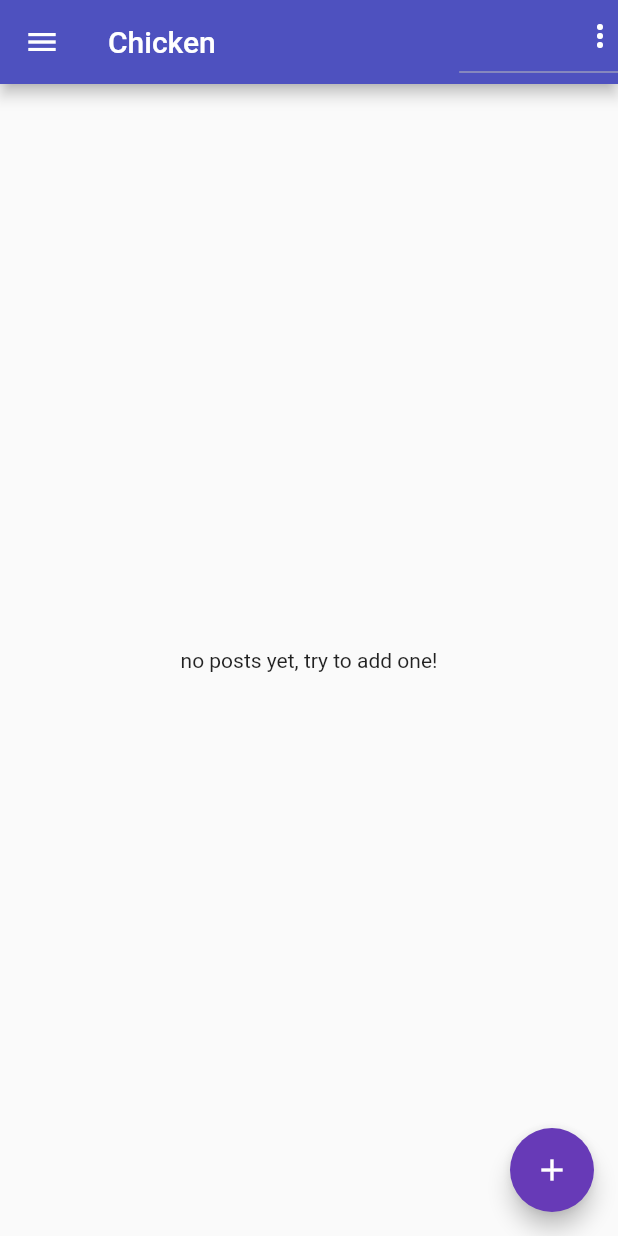
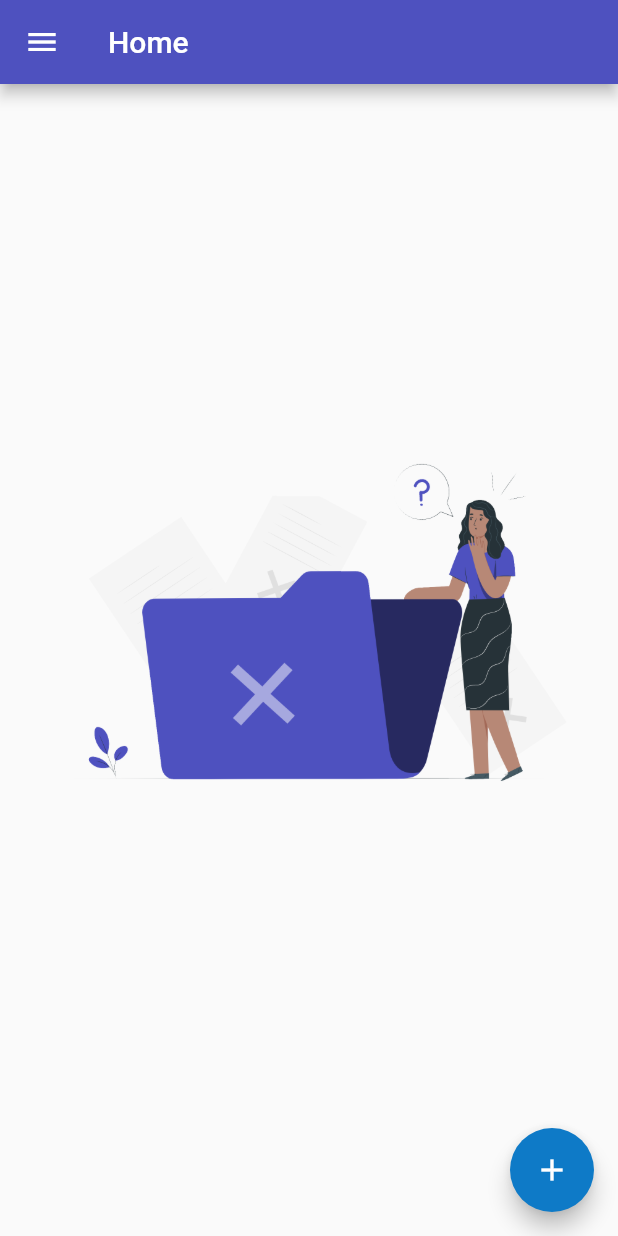
Before and after one commit to yassine-bennkhay/flutter_firebase, a Flutter app: the screen it shows once a user with an empty profile is signed in, in the side drawer, after a tap on the "add" icon, on a phone screen of 412 x 824 dp. Run offline on Flutter 3.47's test engine with Material 2 defaults, Android fonts, the phone set to English and light mode, and no system bars; our stand-ins replace cloud_firestore, firebase_auth, firebase_core, firebase_storage, flutter_neumorphic, font_awesome_flutter and 2 more; missing offline and left inert: geocoder; accounts and stored records are empty.

Commit message:
some changes

```diff
--- a/lib/main.dart
+++ b/lib/main.dart
@@ -1,8 +1,5 @@
-import 'package:chicken/screens/edit_post.dart';
-import 'package:chicken/screens/new_post.dart';
-import 'package:chicken/widgets/user_post_widget.dart';
-import 'package:chicken/widgets/user_posts.dart';
-
+import '../screens/edit_post.dart';
+import '../screens/new_post.dart';
 import '../screens/auth_screen.dart';
 import 'package:firebase_core/firebase_core.dart';
 import 'package:firebase_auth/firebase_auth.dart';
@@ -39,25 +36,23 @@ var docList;
       debugShowCheckedModeBanner: false,
       title: 'FlutterChat',
       theme: ThemeData(
+          inputDecorationTheme: const InputDecorationTheme(
+            labelStyle: TextStyle(color: Colors.white),
+            hintStyle: TextStyle(color: Colors.white),
+          ),
         primarySwatch: kPrimaryColor,
-        backgroundColor: Colors.pink,
-        accentColor: Colors.deepPurple,
-        accentColorBrightness: Brightness.dark,
-        buttonTheme: ButtonTheme.of(context).copyWith(
-          buttonColor: Colors.pink,
-          textTheme:ButtonTextTheme.primary,
-        )
+
       ),
       home: StreamBuilder(stream: FirebaseAuth.instance.authStateChanges(),builder: (ctx,userSnapshot){
         if(userSnapshot.hasData){
-          return sellerScreen(docsRef);
+          return SellerScreen(docsRef);
         }
         return AuthScreen();
       },),
       routes: {
         EditPost.routeName:(context)=>EditPost(documentId,docList),
         NewPost.routeName:(context)=>NewPost(),
-        sellerScreen.routeName:(context)=>sellerScreen(documentId),
+        SellerScreen.routeName:(context)=>SellerScreen(documentId),
       },
     );
   }
--- a/lib/screens/auth_screen.dart
+++ b/lib/screens/auth_screen.dart
@@ -87,9 +87,15 @@ class _AuthScreenState extends State<AuthScreen> {
 
   @override
   Widget build(BuildContext context) {
-    return Scaffold(
-      backgroundColor: Theme.of(context).primaryColor,
-      body: AuthForm(_submitAuthForm, _isLoading, pic),
+    return Container(
+      decoration: BoxDecoration(
+          image: DecorationImage(
+              image: AssetImage("images/bg.png"), fit: BoxFit.cover)),
+      child: Scaffold(
+
+        backgroundColor: Colors.transparent,
+        body: AuthForm(_submitAuthForm, _isLoading, pic),
+      ),
     );
   }
 }
--- a/lib/screens/edit_post.dart
+++ b/lib/screens/edit_post.dart
@@ -69,7 +69,7 @@ class _EditPostState extends State<EditPost> {
         return;
       }*/
       Navigator.of(context)
-          .push(MaterialPageRoute(builder: (context) => sellerScreen(doc)));
+          .push(MaterialPageRoute(builder: (context) => SellerScreen(doc)));
     }
   }
 
--- a/lib/screens/seller_home_screen.dart
+++ b/lib/screens/seller_home_screen.dart
@@ -1,26 +1,27 @@
+import 'package:chicken/screens/about_us.dart';
 import 'package:chicken/screens/auth_screen.dart';
 import 'package:chicken/user_location.dart';
 import 'package:chicken/widgets/user_post_widget.dart';
 import 'package:firebase_storage/firebase_storage.dart';
+import 'package:flutter/painting.dart';
 import 'package:font_awesome_flutter/font_awesome_flutter.dart';
-
 import 'new_post.dart';
 import 'package:cloud_firestore/cloud_firestore.dart';
 import 'package:firebase_auth/firebase_auth.dart';
 import 'package:flutter/material.dart';
 
-class sellerScreen extends StatefulWidget {
+class SellerScreen extends StatefulWidget {
   static const routeName = 'seller-home-page';
 
-  sellerScreen(this.documentId);
-   String documentId;
-String docItem;
+  SellerScreen(this.documentId);
+  String documentId;
+  String docItem;
   @override
-  _sellerScreenState createState() => _sellerScreenState();
+  _SellerScreenState createState() => _SellerScreenState();
 }
 
-class _sellerScreenState extends State<sellerScreen> {
-  UserLocation _userLocation=UserLocation();
+class _SellerScreenState extends State<SellerScreen> {
+  UserLocation _userLocation = UserLocation();
 
   Function imagePick;
   CollectionReference users =
@@ -29,7 +30,33 @@ class _sellerScreenState extends State<sellerScreen> {
       .collection('users')
       .where('userId', isEqualTo: FirebaseAuth.instance.currentUser.uid)
       .snapshots();
-//
+
+  Widget aboutUsListTile() {
+    return InkWell(
+      onTap: () async {
+        Navigator.push(
+            context, MaterialPageRoute(builder: (context) => AboutUs()));
+      },
+      child: ListTile(
+        contentPadding: EdgeInsets.only(left: 8, right: 0.0, bottom: 0, top: 0),
+        minLeadingWidth: 0.5,
+        visualDensity: VisualDensity(
+          horizontal: -4,
+        ),
+        title: new Text(
+          "About Us",
+          style: TextStyle(
+            fontSize: 20,
+          ),
+        ),
+        leading: Icon(
+          FontAwesomeIcons.infoCircle,
+          size: 25,
+        ),
+      ),
+    );
+  }
+
   @override
   Widget build(BuildContext context) {
     return Scaffold(
@@ -62,7 +89,11 @@ class _sellerScreenState extends State<sellerScreen> {
                       ),
                       InkWell(
                         onTap: () {
-Navigator.push(context, MaterialPageRoute(builder: (context)=>sellerScreen(widget.documentId)));
+                          Navigator.push(
+                              context,
+                              MaterialPageRoute(
+                                  builder: (context) =>
+                                      SellerScreen(widget.documentId)));
                         },
                         child: ListTile(
                           contentPadding: EdgeInsets.only(
@@ -87,8 +118,9 @@ Navigator.push(context, MaterialPageRoute(builder: (context)=>sellerScreen(widge
                         height: 0,
                       ),
                       InkWell(
-                        onTap: ()async {
-                          await _userLocation.goToMaps(data['latitude'], data['longitude']);
+                        onTap: () async {
+                          await _userLocation.goToMaps(
+                              data['latitude'], data['longitude']);
                         },
                         child: ListTile(
                           contentPadding: EdgeInsets.only(
@@ -103,19 +135,23 @@ Navigator.push(context, MaterialPageRoute(builder: (context)=>sellerScreen(widge
                               fontSize: 20,
                             ),
                           ),
-                          leading:
-                            Icon(FontAwesomeIcons.mapMarkerAlt,size: 25,),
-
-
+                          leading: Icon(
+                            FontAwesomeIcons.mapMarkerAlt,
+                            size: 25,
+                          ),
                         ),
                       ),
                       Divider(
                         height: 0,
                       ),
+                      aboutUsListTile(),
                       InkWell(
-                        onTap: ()async{
+                        onTap: () async {
                           await FirebaseAuth.instance.signOut();
-                          Navigator.pushReplacement(context, MaterialPageRoute(builder: (context)=>AuthScreen()));
+                          Navigator.pushReplacement(
+                              context,
+                              MaterialPageRoute(
+                                  builder: (context) => AuthScreen()));
                         },
                         child: ListTile(
                           contentPadding: EdgeInsets.only(
@@ -130,10 +166,10 @@ Navigator.push(context, MaterialPageRoute(builder: (context)=>sellerScreen(widge
                               fontSize: 20,
                             ),
                           ),
-                          leading:
-                          Icon(FontAwesomeIcons.signOutAlt,size: 25,),
-
-
+                          leading: Icon(
+                            FontAwesomeIcons.signOutAlt,
+                            size: 25,
+                          ),
                         ),
                       ),
                       Divider(
@@ -148,39 +184,9 @@ Navigator.push(context, MaterialPageRoute(builder: (context)=>sellerScreen(widge
         ),
         appBar: AppBar(
           title: Text(
-            'Chicken',
+            'Home',
+            textAlign: TextAlign.center,
           ),
-          actions: [
-            DropdownButton(
-              icon: Icon(
-                Icons.more_vert,
-                color: Theme.of(context).primaryIconTheme.color,
-              ),
-              items: [
-                DropdownMenuItem(
-                  child: Container(
-                    child: Row(
-                      children: [
-                        Icon(Icons.exit_to_app,
-                            color: Theme.of(context).primaryColor),
-                        SizedBox(
-                          width: 8,
-                        ),
-                        Text('Logout'),
-                      ],
-                    ),
-                  ),
-                  value: 'logout',
-                ),
-              ],
-              onChanged: (itemIdentifier) {
-                if (itemIdentifier == 'logout') {
-                  FirebaseAuth.instance.signOut();
-
-                }
-              },
-            ),
-          ],
         ),
         body: FutureBuilder(
           future: users
@@ -196,7 +202,7 @@ Navigator.push(context, MaterialPageRoute(builder: (context)=>sellerScreen(widge
             }
             if (snapShot.data.docs.isEmpty) {
               return Center(
-                child: Text('no posts yet, try to add one!'),
+                child:Image.asset('images/No_data.png')
               );
             }
 
--- a/lib/widgets/auth_form.dart
+++ b/lib/widgets/auth_form.dart
@@ -25,6 +25,11 @@ class AuthForm extends StatefulWidget {
 
 class _AuthFormState extends State<AuthForm> {
   final _formKey = GlobalKey<FormState>();
+TextStyle myTextStyle= TextStyle(
+  fontSize: 20,
+  color: Colors.white,
+  fontFamily: 'RobotoRegular',
+  );
   var _userEmail = '';
   var _userPassword = '';
   var _userName = '';
@@ -71,6 +76,8 @@ class _AuthFormState extends State<AuthForm> {
   Widget build(BuildContext context) {
     return Center(
       child: Card(
+        elevation: 0,
+        color: Colors.transparent,
         margin: EdgeInsets.all(20),
         child: SingleChildScrollView(
           child: Padding(
@@ -82,6 +89,11 @@ class _AuthFormState extends State<AuthForm> {
                 children: [
                  // if (!_isLogin) UserImagePicker(_pickedImage),
                   TextFormField(
+                    style: TextStyle(
+              fontSize: 20,
+                color: Colors.white,
+                fontFamily: 'RobotoRegular',
+              ),
                     key: ValueKey('email'),
                     validator: (value) {
                       if (value.isEmpty || !value.contains('@')) {
@@ -92,6 +104,12 @@ class _AuthFormState extends State<AuthForm> {
                     keyboardType: TextInputType.emailAddress,
                     decoration: const InputDecoration(
                       labelText: 'Email Address',
+                      enabledBorder: UnderlineInputBorder(
+                        borderSide: BorderSide(color: Colors.white),
+                      ),
+                      focusedBorder: UnderlineInputBorder(
+                        borderSide: BorderSide(color: Colors.white),
+                      ),
                     ),
                     onSaved: (value) {
                       _userEmail = value;
@@ -99,6 +117,7 @@ class _AuthFormState extends State<AuthForm> {
                   ),
                   if (!_isLogin)
                     TextFormField(
+                      style:myTextStyle,
                       key: ValueKey('username'),
                       validator: (value) {
                         if (value.isEmpty || value.length < 4) {
@@ -108,6 +127,12 @@ class _AuthFormState extends State<AuthForm> {
                       },
                       keyboardType: TextInputType.text,
                       decoration: const InputDecoration(
+                        enabledBorder: UnderlineInputBorder(
+                          borderSide: BorderSide(color: Colors.white),
+                        ),
+                        focusedBorder: UnderlineInputBorder(
+                          borderSide: BorderSide(color: Colors.white),
+                        ),
                         labelText: 'Username',
                       ),
                       onSaved: (value) {
@@ -116,6 +141,7 @@ class _AuthFormState extends State<AuthForm> {
                     ),
                   if (!_isLogin)
                     TextFormField(
+                      style: myTextStyle,
                       key: ValueKey('number'),
                       validator: (value) {
                         if (value.isEmpty || value.length < 10) {
@@ -125,6 +151,12 @@ class _AuthFormState extends State<AuthForm> {
                       },
                       keyboardType: TextInputType.number,
                       decoration: const InputDecoration(
+                        enabledBorder: UnderlineInputBorder(
+                          borderSide: BorderSide(color: Colors.white),
+                        ),
+                        focusedBorder: UnderlineInputBorder(
+                          borderSide: BorderSide(color: Colors.white),
+                        ),
                         labelText: 'Phone number',
                       ),
                       onSaved: (value) {
@@ -132,6 +164,8 @@ class _AuthFormState extends State<AuthForm> {
                       },
                     ),
                   TextFormField(
+
+                    style: myTextStyle,
                     key: ValueKey('password'),
                     validator: (value) {
                       if (value.isEmpty || value.length < 7) {
@@ -141,6 +175,13 @@ class _AuthFormState extends State<AuthForm> {
                     },
                     obscureText: true,
                     decoration: const InputDecoration(
+                      enabledBorder: UnderlineInputBorder(
+                        borderSide: BorderSide(color: Colors.white),
+                      ),
+                      focusedBorder: UnderlineInputBorder(
+                        borderSide: BorderSide(color: Colors.white),
+                      ),
+                      hintStyle: TextStyle(fontSize: 20.0, color: Colors.white),
                       labelText: 'Password',
                     ),
                     onSaved: (value) {
@@ -152,19 +193,27 @@ class _AuthFormState extends State<AuthForm> {
                   ),
                   if (widget.isLoading) CircularProgressIndicator(),
                   if (!widget.isLoading)
-                    ElevatedButton(
+                    Container(
+                      decoration: BoxDecoration(
+                          borderRadius: BorderRadius.circular(10)
+                      ),
+                      height: 45,
+                      width: 300,
+                      child: ElevatedButton(
                           onPressed: _trySubmit,
                           child: Text(
                             _isLogin ? 'Login' : 'SignUp',
                             style: TextStyle(
-                            fontSize: 16,
+                              fontSize: 20,
+                                fontFamily: 'RobotoMedium',
                             ),
                           ),
-                        style: ButtonStyle(
+                         /* style: ButtonStyle(
                               shape: MaterialStateProperty.all<
                                   RoundedRectangleBorder>(RoundedRectangleBorder(
                             borderRadius: BorderRadius.circular(16),
-                        )))),
+                          )))*/),
+                    ),
                   TextButton(
                     style: TextButton.styleFrom(
                       textStyle: const TextStyle(
@@ -172,23 +221,37 @@ class _AuthFormState extends State<AuthForm> {
                       ),
                     ),
                     child: Text(_isLogin
-                        ? 'Create a new account'
-                        : 'I already have an account.'),
+                        ? 'Create a new account!'
+                        : 'I already have an account.',style: TextStyle(
+                      fontSize: 20,
+                    color: Colors.white,
+                    fontFamily: 'RobotoMedium'
+                    ),),
                     onPressed: () {
                       setState(() {
                         _isLogin = !_isLogin;
                       });
                     },
                   ),
-                  ElevatedButton(
+                  Container(
+                    decoration: BoxDecoration(
+                      borderRadius: BorderRadius.circular(10)
+                    ),
+                    height: 45,
+                    width: 300,
+                    child: ElevatedButton(
                       onPressed: () {
                         Navigator.push(
                             context,
                             MaterialPageRoute(
-                            builder: (context) => guestHomeScreen(userImage),
+                              builder: (context) => GuestHomeScreen(userImage),
                             ));
                       },
-                    child: Text('Guest'),
+                      child: Text('Guest',style:TextStyle(
+                        fontSize: 20,
+                        fontFamily: 'RobotoMedium',
+                      ),),
+                    ),
                   ),
                 ],
               ),
--- a/lib/widgets/user_image_picker.dart
+++ b/lib/widgets/user_image_picker.dart
@@ -45,7 +45,7 @@ class _UserImagePickerState extends State<UserImagePicker> {
                Column(
                   mainAxisAlignment: MainAxisAlignment.center,
                   children: [
-                    Icon(Icons.photo),
+                    Icon(Icons.photo,size: 30,),
                     SizedBox(
                       height: 20,
                     ),
--- a/pubspec.yaml
+++ b/pubspec.yaml
@@ -36,6 +36,7 @@ dependencies:
   firebase_storage: ^10.0.1
   flutter_neumorphic: ^3.1.0
   url_launcher: ^6.0.9
+  provider: ^6.0.0
   font_awesome_flutter: ^9.1.0
   location:
   geocoder: ^0.2.1
@@ -58,8 +59,7 @@ flutter:
 
   # To add assets to your application, add an assets section, like this:
   assets:
-     - images/default_user_img.jpg
-  #   - images/a_dot_ham.jpeg
+     - images/
 
   # An image asset can refer to one or more resolution-specific "variants", see
   # https://flutter.dev/assets-and-images/#resolution-aware.
```
Also changed, not shown: lib/consts.dart (deleted, +0 -10 lines), lib/screens/about_us.dart (+26 -0 lines), lib/screens/guest_home_screen.dart (+6 -5 lines), lib/screens/new_post.dart (+10 -37 lines), images/No_data.png (added), pubspec.lock. Lines whose indentation alone changed are shown as unchanged.
